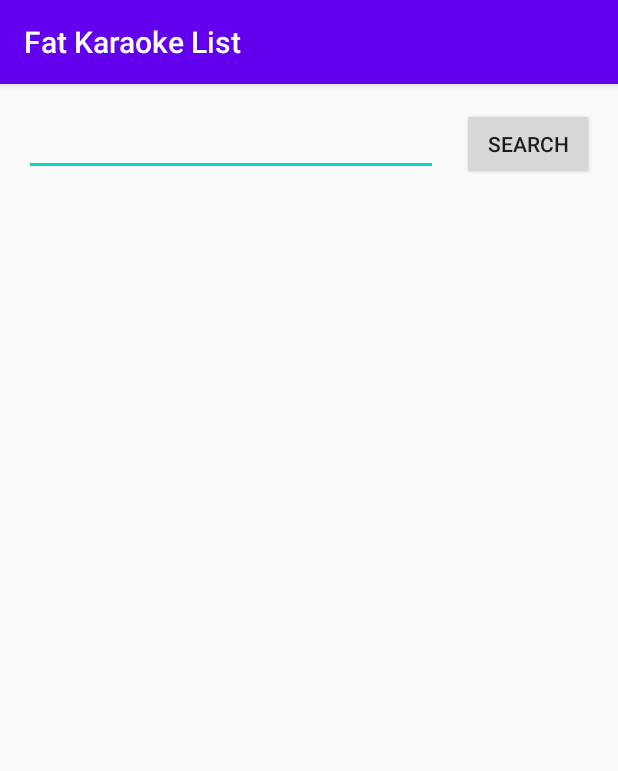
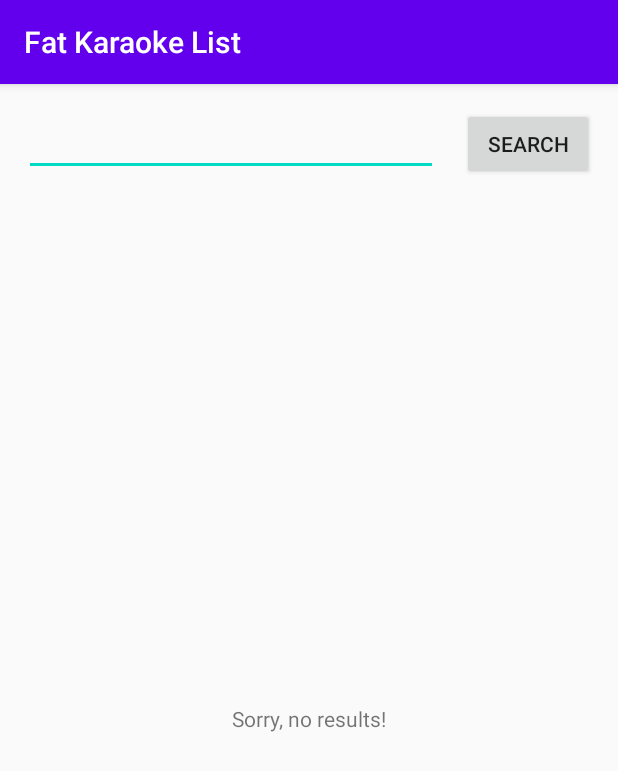
Before and after one commit to ammw/fat-karaoke-list, an Android app: the screen it shows after launch (MainActivity), after a tap on "SEARCH", on a phone screen of 412 x 824 dp. Shown: the top 771 px of the screen. Run offline under Robolectric (Android 15) with nearby library versions, the phone set to English and light mode, and no system bars; our stand-ins replace Dagger/Hilt's generated code, Room's generated code; 1 statement that could not run was skipped.

Commit message:
Show no results screen

```diff
--- a/app/src/main/java/eu/ammw/fatkaraoke/MainActivity.java
+++ b/app/src/main/java/eu/ammw/fatkaraoke/MainActivity.java
@@ -6,6 +6,8 @@ import android.widget.EditText;
 
 import androidx.appcompat.app.AppCompatActivity;
 
+import java.util.concurrent.ExecutorService;
+
 import javax.inject.Inject;
 
 import dagger.android.AndroidInjection;
@@ -13,6 +15,7 @@ import dagger.android.AndroidInjector;
 import dagger.android.DispatchingAndroidInjector;
 import dagger.android.HasAndroidInjector;
 import eu.ammw.fatkaraoke.data.SongRepository;
+import eu.ammw.fatkaraoke.ui.searchresult.EmptyResultFragment;
 import eu.ammw.fatkaraoke.ui.searchresult.SearchResultFragment;
 import eu.ammw.fatkaraoke.ui.searchresult.SearchResultViewModel;
 
@@ -25,6 +28,10 @@ public class MainActivity extends AppCompatActivity implements HasAndroidInjecto
     SongRepository songRepository;
     @Inject
     SearchResultFragment searchResultFragment;
+    @Inject
+    EmptyResultFragment emptyResultFragment;
+    @Inject
+    ExecutorService executorService;
 
     @Override
     protected void onCreate(Bundle savedInstanceState) {
@@ -43,13 +50,18 @@ public class MainActivity extends AppCompatActivity implements HasAndroidInjecto
      */
     public void runSearch(View view) {
         EditText editText = findViewById(R.id.searchBox);
-        String query = editText.getText().toString();
-        songRepository.searchSongs(query, result -> {
-            viewModel.clearList();
-            runOnUiThread(searchResultFragment::notifyDataChanged);
-            viewModel.updateResult(result);
-            runOnUiThread(searchResultFragment::notifyDataChanged);
-        });
+        final String query = editText.getText().toString();
+        executorService.execute(() ->
+                songRepository.searchSongs(query, result -> {
+                    viewModel.updateResult(result);
+                    if (!result.isEmpty()) {
+                        runOnUiThread(searchResultFragment::notifyDataChanged);
+                    }
+                    runOnUiThread(() ->
+                            getSupportFragmentManager().beginTransaction()
+                                    .replace(R.id.result_container, result.isEmpty() ? emptyResultFragment : searchResultFragment)
+                                    .commitNow());
+                }));
     }
 
     @Override
--- a/app/src/main/java/eu/ammw/fatkaraoke/dagger/FragmentModule.java
+++ b/app/src/main/java/eu/ammw/fatkaraoke/dagger/FragmentModule.java
@@ -2,10 +2,14 @@ package eu.ammw.fatkaraoke.dagger;
 
 import dagger.Module;
 import dagger.android.ContributesAndroidInjector;
+import eu.ammw.fatkaraoke.ui.searchresult.EmptyResultFragment;
 import eu.ammw.fatkaraoke.ui.searchresult.SearchResultFragment;
 
 @Module
 abstract class FragmentModule {
     @ContributesAndroidInjector
     abstract SearchResultFragment bindSearchResultFragment();
+
+    @ContributesAndroidInjector
+    abstract EmptyResultFragment bindEmptyResultFragment();
 }
--- a/app/src/main/java/eu/ammw/fatkaraoke/data/SongRepository.java
+++ b/app/src/main/java/eu/ammw/fatkaraoke/data/SongRepository.java
@@ -30,6 +30,7 @@ public class SongRepository {
             } else {
                 result = getSongs(query);
             }
+            Log.i(TAG, "Found songs: " + result.size());
             callback.onComplete(result);
         });
     }
--- /dev/null
+++ b/app/src/main/java/eu/ammw/fatkaraoke/ui/searchresult/EmptyResultFragment.java
@@ -0,0 +1,24 @@
+package eu.ammw.fatkaraoke.ui.searchresult;
+
+import android.os.Bundle;
+import android.view.LayoutInflater;
+import android.view.View;
+import android.view.ViewGroup;
+
+import javax.inject.Inject;
+
+import dagger.android.support.DaggerFragment;
+import eu.ammw.fatkaraoke.R;
+
+public class EmptyResultFragment extends DaggerFragment {
+
+    @Inject
+    public EmptyResultFragment() {
+    }
+
+    @Override
+    public View onCreateView(LayoutInflater inflater, ViewGroup container,
+                             Bundle savedInstanceState) {
+        return inflater.inflate(R.layout.search_result_empty, container, false);
+    }
+}
--- a/app/src/main/java/eu/ammw/fatkaraoke/ui/searchresult/SearchResultFragment.java
+++ b/app/src/main/java/eu/ammw/fatkaraoke/ui/searchresult/SearchResultFragment.java
@@ -41,7 +41,11 @@ public class SearchResultFragment extends DaggerFragment {
     @Override
     public View onCreateView(LayoutInflater inflater, ViewGroup container,
                              Bundle savedInstanceState) {
-        View view = inflater.inflate(R.layout.search_result_list, container, false);
+        View view;
+        if (viewModel.getSongs().isEmpty()) {
+            view = inflater.inflate(R.layout.search_result_empty, container, false);
+        } else {
+            view = inflater.inflate(R.layout.search_result_list, container, false);
 
             // Set the adapter
             if (view instanceof RecyclerView) {
@@ -50,10 +54,15 @@ public class SearchResultFragment extends DaggerFragment {
                 recyclerView.setLayoutManager(new LinearLayoutManager(context));
                 recyclerView.setAdapter(viewAdapter);
             }
+        }
         return view;
     }
 
     public void notifyDataChanged() {
         viewAdapter.notifyDataSetChanged();
+        View view = getView();
+        if (view != null && ! (view instanceof RecyclerView)) {
+            view.invalidate();
         }
     }
+}
--- a/app/src/main/java/eu/ammw/fatkaraoke/ui/searchresult/SearchResultRecyclerViewAdapter.java
+++ b/app/src/main/java/eu/ammw/fatkaraoke/ui/searchresult/SearchResultRecyclerViewAdapter.java
@@ -5,6 +5,7 @@ import android.view.View;
 import android.view.ViewGroup;
 import android.widget.TextView;
 
+import androidx.annotation.NonNull;
 import androidx.recyclerview.widget.RecyclerView;
 
 import javax.inject.Inject;
@@ -25,6 +26,7 @@ public class SearchResultRecyclerViewAdapter extends RecyclerView.Adapter<Search
     }
 
     @Override
+    @NonNull
     public ViewHolder onCreateViewHolder(ViewGroup parent, int viewType) {
         View view = LayoutInflater.from(parent.getContext())
                 .inflate(R.layout.search_result_fragment, parent, false);
@@ -40,10 +42,10 @@ public class SearchResultRecyclerViewAdapter extends RecyclerView.Adapter<Search
 
     @Override
     public int getItemCount() {
-        return viewModel.getSongs().size();
+        return viewModel.getSize();
     }
 
-    public class ViewHolder extends RecyclerView.ViewHolder {
+    public static class ViewHolder extends RecyclerView.ViewHolder {
         public final View view;
         public final TextView titleView;
         public final TextView artistView;
@@ -57,6 +59,7 @@ public class SearchResultRecyclerViewAdapter extends RecyclerView.Adapter<Search
         }
 
         @Override
+        @NonNull
         public String toString() {
             return super.toString() + " '" + titleView.getText() + "|" + artistView.getText() + "'";
         }
--- a/app/src/main/java/eu/ammw/fatkaraoke/ui/searchresult/SearchResultViewModel.java
+++ b/app/src/main/java/eu/ammw/fatkaraoke/ui/searchresult/SearchResultViewModel.java
@@ -5,17 +5,18 @@ import androidx.lifecycle.ViewModel;
 import java.util.ArrayList;
 import java.util.List;
 
+import eu.ammw.fatkaraoke.R;
 import eu.ammw.fatkaraoke.model.Song;
 
 public class SearchResultViewModel extends ViewModel {
     private final ArrayList<Song> songs = new ArrayList<>();
 
+    public int getSize() {
+        return songs.size();
+    }
+
     public List<Song> getSongs() {
         return songs;
-    }
-
-    public void clearList() {
-        songs.clear();
     }
 
     public void updateResult(List<Song> result) {
--- /dev/null
+++ b/app/src/main/res/layout/search_result_empty.xml
@@ -0,0 +1,18 @@
+<?xml version="1.0" encoding="utf-8"?>
+<androidx.constraintlayout.widget.ConstraintLayout xmlns:android="http://schemas.android.com/apk/res/android"
+    xmlns:app="http://schemas.android.com/apk/res-auto"
+    xmlns:tools="http://schemas.android.com/tools"
+    android:layout_width="match_parent"
+    android:layout_height="match_parent"
+    tools:context=".MainActivity">
+
+    <TextView
+        android:id="@+id/noResultsText"
+        android:layout_width="wrap_content"
+        android:layout_height="wrap_content"
+        android:text="@string/no_results"
+        app:layout_constraintBottom_toBottomOf="parent"
+        app:layout_constraintEnd_toEndOf="parent"
+        app:layout_constraintStart_toStartOf="parent"
+        app:layout_constraintTop_toTopOf="parent" />
+</androidx.constraintlayout.widget.ConstraintLayout>
--- a/app/src/main/res/values/strings.xml
+++ b/app/src/main/res/values/strings.xml
@@ -2,4 +2,5 @@
     <string name="app_name">Fat Karaoke List</string>
     <string name="box_search_placeholder">What are you looking for?</string>
     <string name="button_search">Search</string>
+    <string name="no_results">Sorry, no results!</string>
 </resources>
```
Also changed, not shown: 1 other file. Lines whose indentation alone changed are shown as unchanged.
